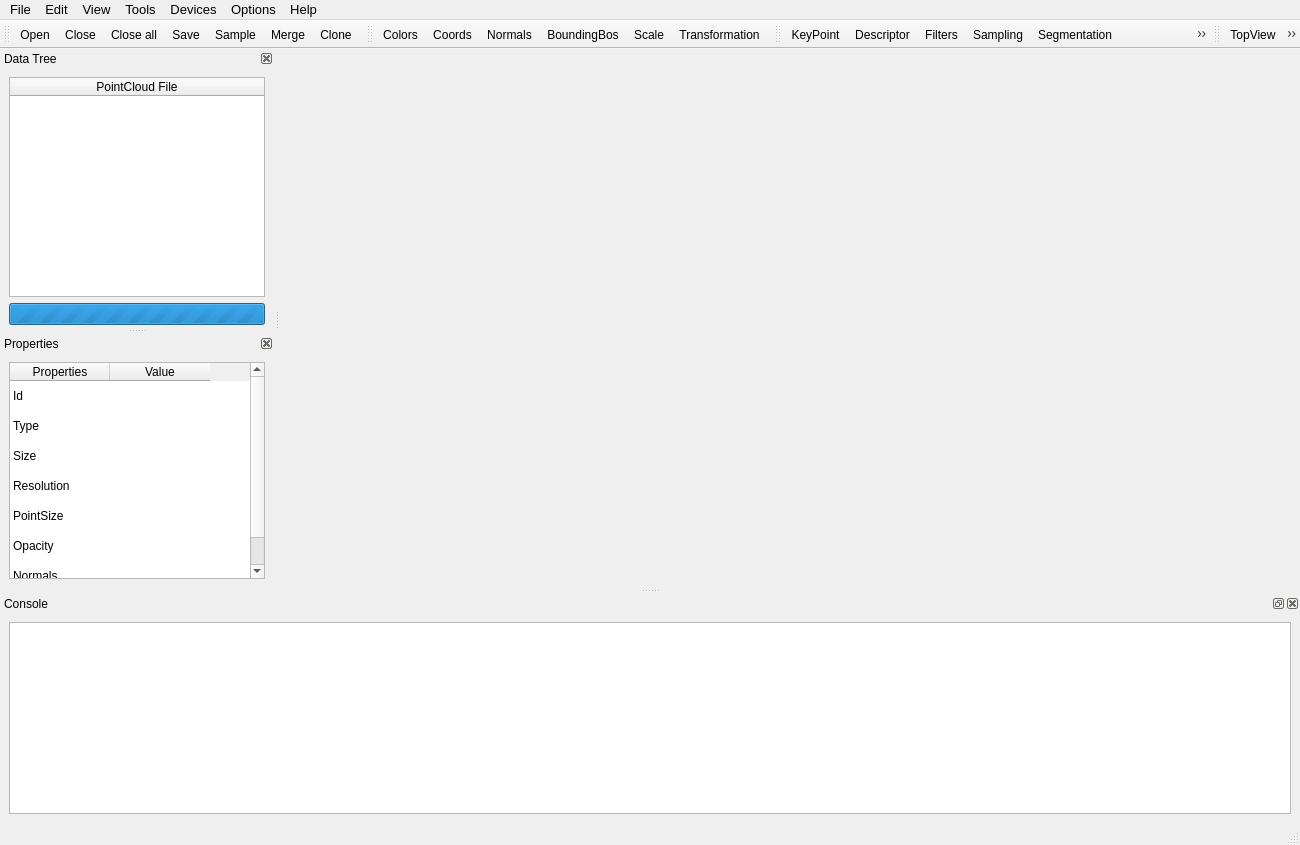
Old version of the form cloudtool/mainwindow.ui in the repository Libaocheng3811/CloudTool2.
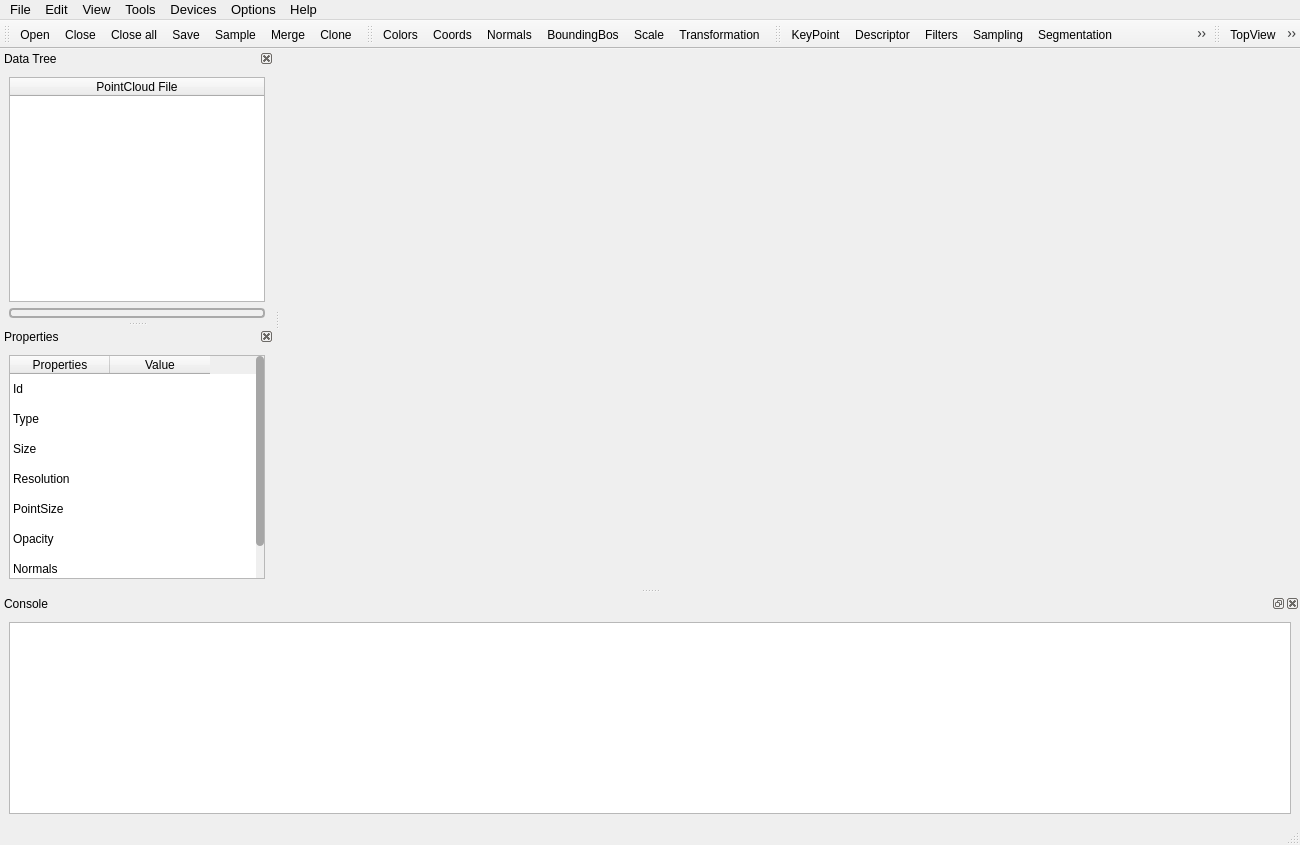
New version of the form. Icons and pictures are not drawn. Custom widgets are drawn as their Qt base class.

Commit message: 更新文件树、属性栏显示

The edit to the form file:
```diff
--- a/cloudtool/mainwindow.ui
+++ b/cloudtool/mainwindow.ui
@@ -214,6 +214,9 @@
        <property name="columnCount">
         <number>1</number>
        </property>
+       <attribute name="headerVisible">
+        <bool>true</bool>
+       </attribute>
        <column>
         <property name="text">
          <string>PointCloud File</string>
@@ -226,6 +229,30 @@
      </item>
      <item>
       <widget class="QProgressBar" name="progress_bar">
+       <property name="maximumSize">
+        <size>
+         <width>16777215</width>
+         <height>10</height>
+        </size>
+       </property>
+       <property name="styleSheet">
+        <string notr="true">QProgressBar {
+    border: 2px solid #aaa;
+    border-radius: 4px;
+    background-color: #f0f0f0;
+    text-align: center;
+    height: 10px;  /* 可选：设定固定高度 */
+}
+
+QProgressBar::chunk {
+    border-radius: 4px;
+    background-color: qlineargradient(
+        x1: 0, y1: 0, x2: 1, y2: 0,
+        stop: 0 #4caf50,  /* 深绿色 */
+        stop: 1 #8bc34a   /* 浅绿色 */
+    );
+}</string>
+       </property>
        <property name="maximum">
         <number>0</number>
        </property>
@@ -266,6 +293,58 @@
     <layout class="QVBoxLayout" name="verticalLayout_3">
      <item>
       <widget class="QTableWidget" name="cloudtable">
+       <property name="styleSheet">
+        <string notr="true">/* 垂直滚动条 */
+QScrollBar:vertical {
+    background: transparent;
+    width: 8px;                     /* 设置滚动条宽度 */
+    margin: 0px;
+}
+
+QScrollBar::handle:vertical {
+    background: #a6a6a6;
+    border-radius: 4px;             /* 圆角滑块 */
+    min-height: 20px;
+}
+
+QScrollBar::handle:vertical:hover {
+    background: #888888;
+}
+
+QScrollBar::add-line:vertical,
+QScrollBar::sub-line:vertical {
+    height: 0px;
+}
+
+/* 水平滚动条 */
+QScrollBar:horizontal {
+    background: transparent;
+    height: 8px;                    /* 设置滚动条高度 */
+    margin: 0px;
+}
+
+QScrollBar::handle:horizontal {
+    background: #a6a6a6;
+    border-radius: 4px;
+    min-width: 20px;
+}
+
+QScrollBar::handle:horizontal:hover {
+    background: #888888;
+}
+
+QScrollBar::add-line:horizontal,
+QScrollBar::sub-line:horizontal {
+    width: 0px;
+}
+</string>
+       </property>
+       <property name="verticalScrollBarPolicy">
+        <enum>Qt::ScrollBarAsNeeded</enum>
+       </property>
+       <property name="horizontalScrollBarPolicy">
+        <enum>Qt::ScrollBarAsNeeded</enum>
+       </property>
        <property name="editTriggers">
         <set>QAbstractItemView::NoEditTriggers</set>
        </property>
```
Left out of the diff: 4 changed lines with no effect on the pictures. The commit also changes 2 other files.
